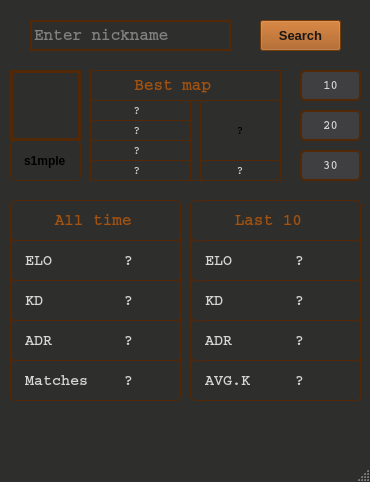
Qt form mainwindow.ui (vixPP/FaceitStatsWidjet) before a commit.
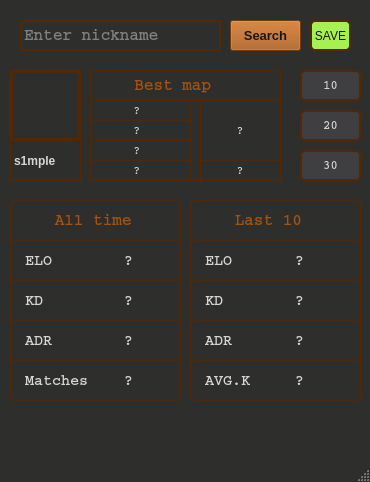
The same form after that commit.

Commit message: add button save nickname

```diff
--- a/mainwindow.ui
+++ b/mainwindow.ui
@@ -221,10 +221,10 @@
      <string notr="true">QLabel
 {
 background-color: #2e2e2d;
-          border: 1px solid #522806;
-           border-radius: 5px;
-           padding: 10px;
-
+border: 1px solid #522806;
+setWordWrap: true;         
+setAlignment: AlignCenter;          
+color: rgb(214, 214, 214)
 }  </string>
     </property>
     <property name="text">
@@ -500,9 +500,10 @@
       </font>
      </property>
      <property name="styleSheet">
-      <string notr="true">Qlabel
-{
+      <string notr="true">QLabel
 
+{
+color: rgb(214, 214, 214);
 }
 </string>
      </property>
@@ -765,9 +766,9 @@
    <widget class="QPushButton" name="pushButton">
     <property name="geometry">
      <rect>
-      <x>260</x>
+      <x>230</x>
       <y>20</y>
-      <width>81</width>
+      <width>71</width>
       <height>31</height>
      </rect>
     </property>
@@ -800,7 +801,7 @@
    <widget class="QLineEdit" name="lineEditIRL">
     <property name="geometry">
      <rect>
-      <x>30</x>
+      <x>20</x>
       <y>20</y>
       <width>201</width>
       <height>31</height>
@@ -830,6 +831,48 @@
      <string>Enter nickname</string>
     </property>
    </widget>
+   <widget class="QPushButton" name="Button_Save">
+    <property name="geometry">
+     <rect>
+      <x>310</x>
+      <y>20</y>
+      <width>41</width>
+      <height>31</height>
+     </rect>
+    </property>
+    <property name="styleSheet">
+     <string notr="true">QPushButton 
+{
+background-color: #a7f054;
+          border: 2px solid  #522806;
+           border-radius: 5px;
+           
+color: #1a1715;
+}
+
+    QPushButton:hover 
+{
+      background-color: #522806;  
+    }
+</string>
+    </property>
+    <property name="text">
+     <string>SAVE</string>
+    </property>
+   </widget>
+   <widget class="QLabel" name="label_Errors">
+    <property name="geometry">
+     <rect>
+      <x>68</x>
+      <y>415</y>
+      <width>231</width>
+      <height>21</height>
+     </rect>
+    </property>
+    <property name="text">
+     <string/>
+    </property>
+   </widget>
   </widget>
   <widget class="QMenuBar" name="menubar">
    <property name="geometry">
```
Left out of the diff: 8 changed lines with no effect on the pictures. The commit also changes 26 other files.
